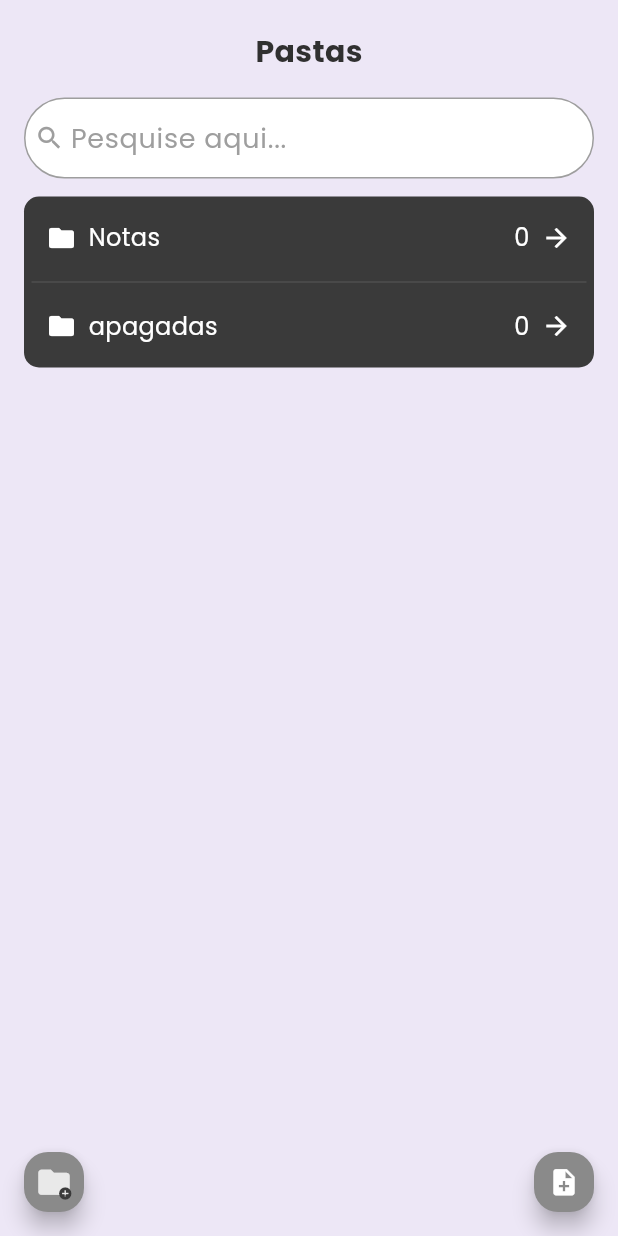
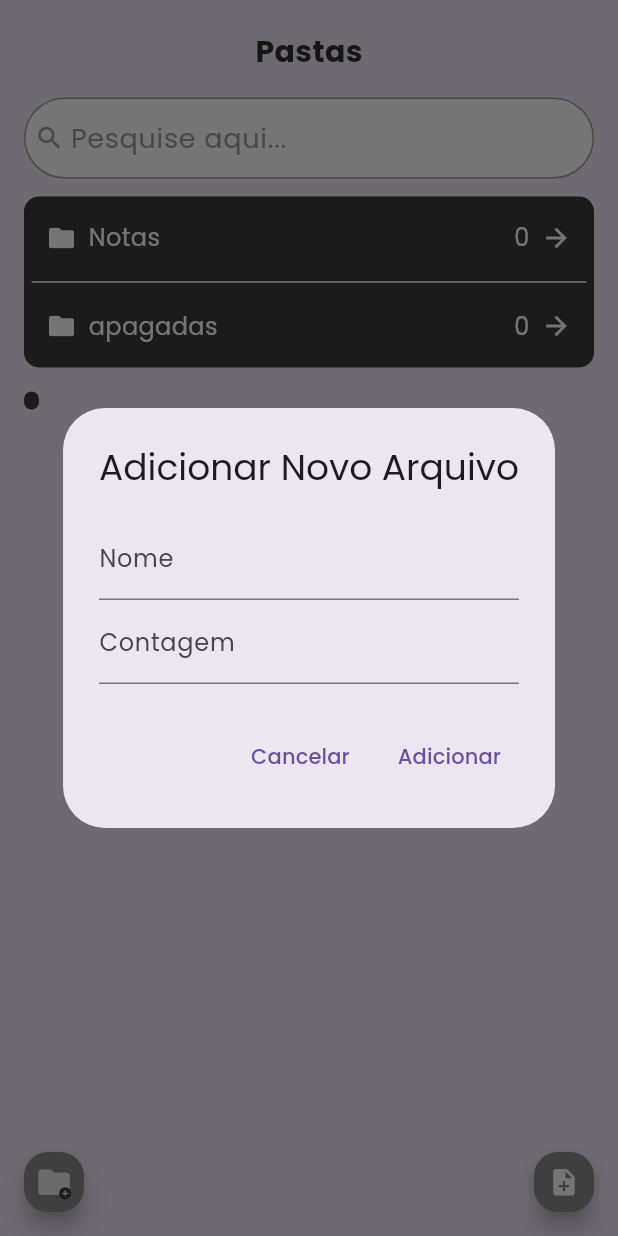
Before and after one commit to DOAgustavo/DOAnotes, a Flutter app: the screen it shows after launch, after a tap on the "folder" icon, on a phone screen of 412 x 824 dp. Run offline on Flutter 3.47's test engine with Material 3 defaults, Android fonts, the phone set to English and light mode, and no system bars; our stand-ins replace google_fonts.

Commit message:
Refactor home_screen.dart to add a fixed divider between 'Notas' and 'Apagadas' items, and ensure proper scrolling for added items. Updated add_file_button.dart and folder_item.dart to improve click handling and UI consistency.

```diff
--- a/lib/screens/home_screen.dart
+++ b/lib/screens/home_screen.dart
@@ -14,8 +14,39 @@ class App extends StatelessWidget {
   }
 }
 
-class PastasScreen extends StatelessWidget {
+class PastasScreen extends StatefulWidget {
+  @override
+  _PastasScreenState createState() => _PastasScreenState();
+}
+
+class _PastasScreenState extends State<PastasScreen> {
   final TextEditingController _searchController = TextEditingController();
+  List<FolderItem> items = [
+    FolderItem(
+      name: 'Notas',
+      count: 0,
+      onTap: () {
+        // Ação ao clicar no botão 'notas'
+        print('oi');
+      },
+    ),
+    FolderItem(
+      name: 'apagadas',
+      count: 0,
+      onTap: () {
+        // Ação ao clicar no botão 'apagadas'
+        print('Apagadas clicado');
+      },
+    ),
+  ];
+
+  List<FolderItem> newItems = [];
+
+  void addItem(FolderItem item) {
+    setState(() {
+      newItems.add(item);
+    });
+  }
 
   @override
   Widget build(BuildContext context) {
@@ -26,7 +57,9 @@ class PastasScreen extends StatelessWidget {
             Column(
               children: [
                 NamePage(text: 'Pastas'),
-                Padding(
+                Expanded(
+                  child: SingleChildScrollView(
+                    child: Padding(
                       padding: const EdgeInsets.all(16.0),
                       child: Column(
                         crossAxisAlignment: CrossAxisAlignment.start,
@@ -42,32 +75,29 @@ class PastasScreen extends StatelessWidget {
                             child: Column(
                               crossAxisAlignment: CrossAxisAlignment.start,
                               children: [
-                            FolderItem(
-                              name: 'Notas',
-                              count: 0,
-                              onTap: () {
-                                // Ação ao clicar no botão 'notas'
-                                print('oi');
-                              },
-                            ),
-                            SizedBox(height: 0),
+                                items[0], // Notas
                                 Divider(
                                   color: Colors.white,
-                              thickness: 0.1,
+                                  thickness: 1,
                                 ),
-                            SizedBox(height: 0),
-                            FolderItem(
-                              name: 'apagadas',
-                              count: 0,
-                              onTap: () {
-                                // Ação ao clicar no botão 'apagadas'
-                                print('Apagadas clicado');
-                              },
+                                items[1], // Apagadas
+                              ],
+                            ),
+                          ),
+                          SizedBox(
+                            height: 16,
+                          ), // Espaço entre os itens existentes e o novo item
+                          CustomPaddingContainer(
+                            child: Column(
+                              crossAxisAlignment: CrossAxisAlignment.start,
+                              children: [
+                                ...newItems,
+                              ],
+                            ),
                           ),
                         ],
                       ),
                     ),
-                    ],
                   ),
                 ),
               ],
@@ -76,9 +106,8 @@ class PastasScreen extends StatelessWidget {
               bottom: 16,
               left: 16,
               child: BotaoAdicionarArquivo(
-                onPressed: () {
-                  // Ação ao clicar no botão de adicionar arquivo
-                  print('Adicionar arquivo clicado');
+                onAdd: (newItem) {
+                  addItem(newItem);
                 },
               ),
             ),
--- a/lib/widgets/button/add_file_button.dart
+++ b/lib/widgets/button/add_file_button.dart
@@ -1,9 +1,13 @@
 import 'package:flutter/material.dart';
+import 'folder_item.dart';
 
 class BotaoAdicionarArquivo extends StatelessWidget {
-  final VoidCallback onPressed;
+  final Function(FolderItem) onAdd;
 
-  BotaoAdicionarArquivo({required this.onPressed});
+  BotaoAdicionarArquivo({required this.onAdd});
+
+  final TextEditingController _nameController = TextEditingController();
+  final TextEditingController _countController = TextEditingController();
 
   @override
   Widget build(BuildContext context) {
@@ -11,7 +15,52 @@ class BotaoAdicionarArquivo extends StatelessWidget {
       width: 40.0, // Ajuste a largura conforme necessário
       height: 40.0, // Ajuste a altura conforme necessário
       child: FloatingActionButton(
-        onPressed: onPressed,
+        onPressed: () {
+          showDialog(
+            context: context,
+            builder: (context) => AlertDialog(
+              title: Text('Adicionar Novo Arquivo'),
+              content: Column(
+                mainAxisSize: MainAxisSize.min,
+                children: [
+                  TextField(
+                    controller: _nameController,
+                    decoration: InputDecoration(labelText: 'Nome'),
+                  ),
+                  TextField(
+                    controller: _countController,
+                    decoration: InputDecoration(labelText: 'Contagem'),
+                    keyboardType: TextInputType.number,
+                  ),
+                ],
+              ),
+              actions: [
+                TextButton(
+                  onPressed: () {
+                    Navigator.of(context).pop();
+                  },
+                  child: Text('Cancelar'),
+                ),
+                TextButton(
+                  onPressed: () {
+                    final String name = _nameController.text;
+                    final int count = int.tryParse(_countController.text) ?? 0;
+                    final FolderItem newItem = FolderItem(
+                      name: name,
+                      count: count,
+                      onTap: () {
+                        // Defina a ação ao clicar no novo item
+                      },
+                    );
+                    onAdd(newItem);
+                    Navigator.of(context).pop();
+                  },
+                  child: Text('Adicionar'),
+                ),
+              ],
+            ),
+          );
+        },
         backgroundColor: const Color.fromARGB(255, 138, 138, 138),
         child: Stack(
           alignment: Alignment.center,
```
Lines whose indentation alone changed are shown as unchanged.
